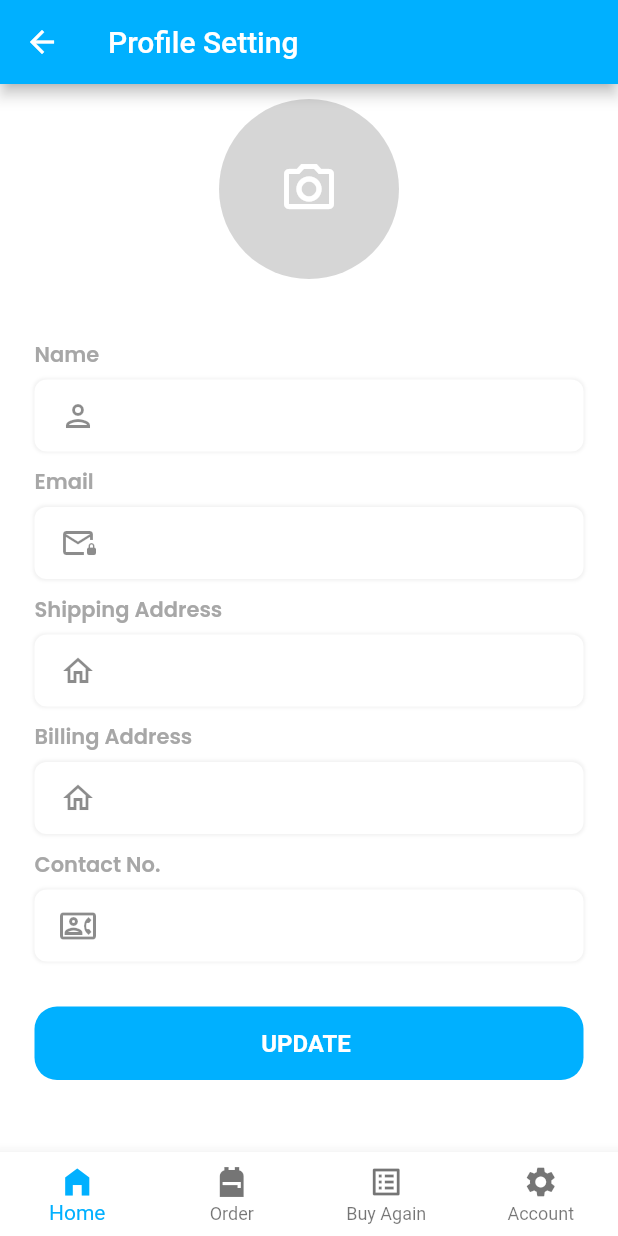
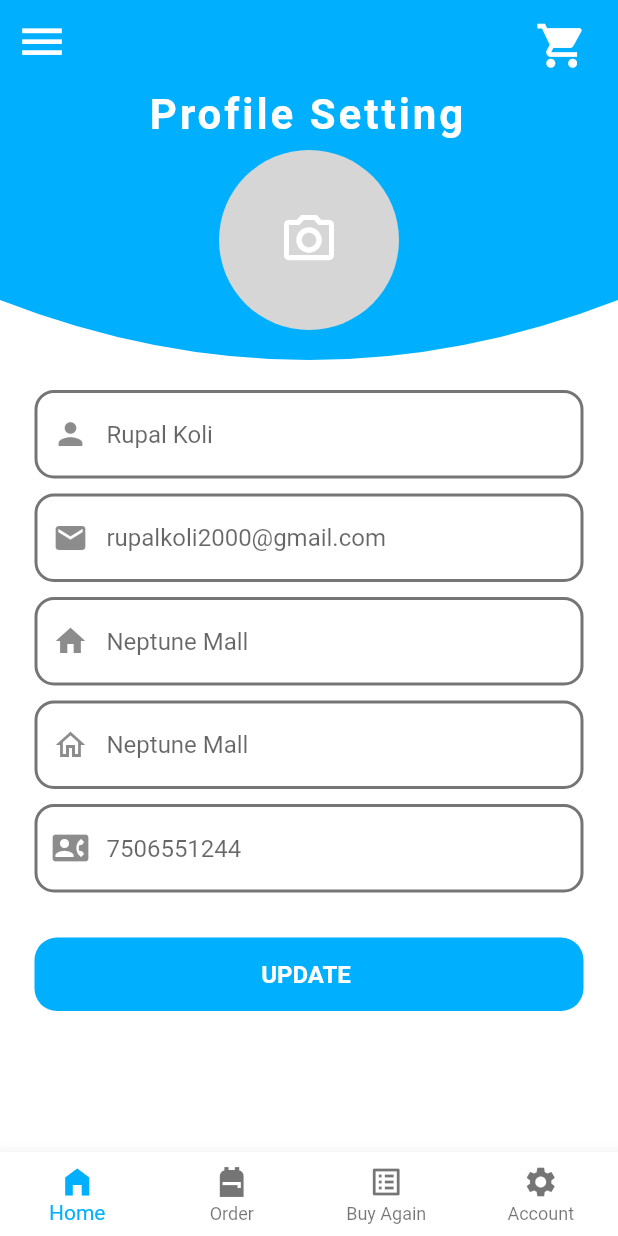
Before and after one commit to rupal-tripund/shipping_app, a Flutter app: the ProfileSettingScreen screen opened directly, on a phone screen of 412 x 824 dp. Run offline on Flutter 3.47's test engine with Material 2 defaults, Android fonts, the phone set to English and light mode, and no system bars; our stand-ins replace carousel_pro_nullsafety, dropdown_search, email_validator, file_picker, get, google_fonts and 4 more; missing offline and left inert: syncfusion_flutter_pdf.

Commit message:
conflict resolve

```diff
--- a/lib/widgets/profile_settings.dart
+++ b/lib/widgets/profile_settings.dart
@@ -5,6 +5,8 @@ import 'package:shipping_app/shared/bottom_navigation.dart';
 import 'package:google_fonts/google_fonts.dart';
 import 'package:image_picker/image_picker.dart';
 
+import '../shared/side_menu.dart';
+import '../shared/top_navigation.dart';
 
 class ProfileSettingScreen extends StatefulWidget {
   const ProfileSettingScreen({Key? key}) : super(key: key);
@@ -21,10 +23,8 @@ class _ProfileSettingScreenState extends State<ProfileSettingScreen> {
   TextEditingController contactController = TextEditingController();
   GlobalKey<FormState> formKey = GlobalKey<FormState>();
 
-
   final ImagePicker _picker = ImagePicker();
   File? selectedImage;
-
 
   getImage(ImageSource source) async {
     final XFile? image = await _picker.pickImage(source: source);
@@ -37,30 +37,35 @@ class _ProfileSettingScreenState extends State<ProfileSettingScreen> {
   @override
   Widget build(BuildContext context) {
     return Scaffold(
-      appBar:AppBar(
-
-        title: Text('Profile Setting'),
-        backgroundColor: Style.blueAccentPageBackgroundColor,
-      ),
+      drawer: SideMenu(),
+      appBar: const TopNavBar(),
       body: SingleChildScrollView(
-
         child: Column(
           mainAxisAlignment: MainAxisAlignment.start,
           crossAxisAlignment: CrossAxisAlignment.start,
           children: [
-            const SizedBox(
-              height: 10,
+            ClipPath(
+              clipper: CurveClipper(),
+
+              child: Container(
+                color: Style.blueAccentPageBackgroundColor,
+                height: 180.0,
+                child: Stack(
+                  children: [
+                    Padding(
+                      // padding: EdgeInsets.only(left:140),
+                      padding: EdgeInsets.only(left:MediaQuery.of(context).size.width*0.24),
+                      child: Text(
+                        'Profile Setting',
+                        style: TextStyle(
+                          fontSize: 28,
+                          letterSpacing: 2,
+                          fontWeight: FontWeight.bold,
+                          color: Colors.white,
                         ),
-
-            Container(
-
-              child: Stack(
-
-                children: [
-
+                      ),
+                    ),
                     Align(
-
-
                       alignment: Alignment.bottomCenter,
                       child: InkWell(
                         onTap: () {
@@ -83,7 +88,6 @@ class _ProfileSettingScreenState extends State<ProfileSettingScreen> {
                                 ),
                               )
                             : Container(
-
                                 width: 120,
                                 height: 120,
                                 margin: EdgeInsets.only(bottom: 20),
@@ -99,6 +103,7 @@ class _ProfileSettingScreenState extends State<ProfileSettingScreen> {
                   ],
                 ),
               ),
+            ),
             const SizedBox(
               height: 20,
             ),
@@ -108,84 +113,137 @@ class _ProfileSettingScreenState extends State<ProfileSettingScreen> {
                 key: formKey,
                 child: Column(
                   children: [
-                    TextFieldWidget(
-
-                        'Name', Icons.person_outlined, nameController,(String? input){
-
-                      if(input!.isEmpty){
-                        return 'Name is required!';
+                    TextFormField(
+                      decoration: InputDecoration(
+                        prefixIcon: const Icon(Icons.person),
+                        border: OutlineInputBorder(
+                          borderRadius: BorderRadius.circular(13.0),
+                        ),
+                        enabledBorder: OutlineInputBorder(
+                          borderRadius: BorderRadius.circular(13.0),
+                          borderSide: const BorderSide(color: Colors.black54, width: 2.0),
+                        ),
+                        hintText: 'Rupal Koli',
+                      ),
+                      validator: (value){
+                        if(value!.isEmpty) {
+                          return 'This field is required';
+                        }else if(!RegExp(r'^[a-z A-Z]+$').hasMatch(value)){
+                          return 'Name field accept alphabets only';
+                        }else{
+                          return null;
                         }
-
-                      if(input.length<5){
-                        return 'Please enter a valid name!';
-                      }
-
-                      return null;
-
-                    }
-
+                      },
                     ),
                     const SizedBox(
                       height: 10,
                     ),
-                    TextFieldWidget(
-                        'Email', Icons.mail_lock_outlined, emailController,(String? input){
-
-                      if(input!.isEmpty){
-                        return 'Email is required!';
+                    TextFormField(
+                      decoration: InputDecoration(
+                        prefixIcon: const Icon(Icons.email),
+                        border: OutlineInputBorder(
+                          borderRadius: BorderRadius.circular(13.0),
+                        ),
+                        enabledBorder: OutlineInputBorder(
+                          borderRadius: BorderRadius.circular(13.0),
+                          borderSide: const BorderSide(color: Colors.black54, width: 2.0),
+                        ),
+                        hintText: 'rupalkoli2000@gmail.com',
+                      ),
+                      validator: (value){
+                        if(value!.isEmpty) {
+                          return 'This field is required';
+                        }else if(!RegExp(r'^[a-z A-Z]+$').hasMatch(value)){
+                          return 'Name field accept alphabets only';
+                        }else{
+                          return null;
                         }
-
-                      if(input.length<5){
-                        return 'Please enter a valid email!';
-                      }
-
-                      return null;
-
-                    }),
+                      },
+                    ),
                     const SizedBox(
                       height: 10,
                     ),
-                    TextFieldWidget(
-                        'Shipping Address', Icons.home_outlined, shippingController,(String? input){
-
-                      if(input!.isEmpty){
-                        return 'Shipping Address is required!';
+                    TextFormField(
+                      decoration: InputDecoration(
+                        prefixIcon: const Icon(Icons.home),
+                        border: OutlineInputBorder(
+                          borderRadius: BorderRadius.circular(13.0),
+                        ),
+                        enabledBorder: OutlineInputBorder(
+                          borderRadius: BorderRadius.circular(13.0),
+                          borderSide: const BorderSide(color: Colors.black54, width: 2.0),
+                        ),
+                        hintText: 'Neptune Mall',
+                      ),
+                      validator: (value){
+                        if(value!.isEmpty) {
+                          return 'This field is required';
+                        }else if(!RegExp(r'^[a-z A-Z]+$').hasMatch(value)){
+                          return 'Name field accept alphabets only';
+                        }else{
+                          return null;
                         }
-
-                      return null;
-
-                    },onTap: ()async{},readOnly: true),
+                      },
+                    ),
                     const SizedBox(
                       height: 10,
                     ),
-                    TextFieldWidget('Billing Address', Icons.home_outlined,
-                        billingController,(String? input){
-                          if(input!.isEmpty){
-                            return 'Billing Address is required!';
+                    TextFormField(
+                      decoration: InputDecoration(
+                        prefixIcon: const Icon(Icons.home_outlined),
+                        border: OutlineInputBorder(
+                          borderRadius: BorderRadius.circular(13.0),
+                        ),
+                        enabledBorder: OutlineInputBorder(
+                          borderRadius: BorderRadius.circular(13.0),
+                          borderSide: const BorderSide(color: Colors.black54, width: 2.0),
+                        ),
+                        hintText: 'Neptune Mall',
+                      ),
+                      validator: (value){
+                        if(value!.isEmpty) {
+                          return 'This field is required';
+                        }else if(!RegExp(r'^[a-z A-Z]+$').hasMatch(value)){
+                          return 'Name field accept alphabets only';
+                        }else{
+                          return null;
                         }
-
-                          return null;
-                        },onTap: ()async{},readOnly: true),
+                      },
+                    ),
                     const SizedBox(
                       height: 10,
                     ),
-                    TextFieldWidget('Contact No.',
-                        Icons.contact_phone_outlined, contactController,(String? input){
-                          if(input!.isEmpty){
-                            return 'Contact No. is required!';
+                    TextFormField(
+                      decoration: InputDecoration(
+                        prefixIcon: const Icon(Icons.contact_phone),
+                        border: OutlineInputBorder(
+                          borderRadius: BorderRadius.circular(13.0),
+                        ),
+                        enabledBorder: OutlineInputBorder(
+                          borderRadius: BorderRadius.circular(13.0),
+                          borderSide: const BorderSide(color: Colors.black54, width: 2.0),
+                        ),
+                        hintText: '7506551244',
+                      ),
+                      validator: (value){
+                        if(value!.isEmpty) {
+                          return 'This field is required';
+                        }else if(!RegExp(r'^[a-z A-Z]+$').hasMatch(value)){
+                          return 'Name field accept alphabets only';
+                        }else{
+                          return null;
                         }
-
-                          return null;
-                        },onTap: ()async{},readOnly: true),
+                      },
+                    ),
                     const SizedBox(
                       height: 30,
                     ),
+
                     Container(
                       padding: const EdgeInsets.all(15),
                       decoration: BoxDecoration(
-                          color:Style.blueAccentPageBackgroundColor,
-                          borderRadius: BorderRadius.all(Radius.circular(15))
-                      ),
+                          color: Style.blueAccentPageBackgroundColor,
+                          borderRadius: BorderRadius.all(Radius.circular(15))),
                       child: InkWell(
                         onTap: () async {},
                         child: Center(
@@ -215,13 +273,13 @@ class _ProfileSettingScreenState extends State<ProfileSettingScreen> {
           ],
         ),
       ),
-
       bottomNavigationBar: BottomNavigation(),
     );
   }
 
-  TextFieldWidget(
-      String title, IconData iconData, TextEditingController controller,Function validator,{Function? onTap,bool readOnly = false}) {
+  TextFieldWidget(String title, IconData iconData,
+      TextEditingController controller, Function validator,
+      {Function? onTap, bool readOnly = false}) {
     return Column(
       crossAxisAlignment: CrossAxisAlignment.start,
       children: [
```
Lines whose indentation alone changed are shown as unchanged.
